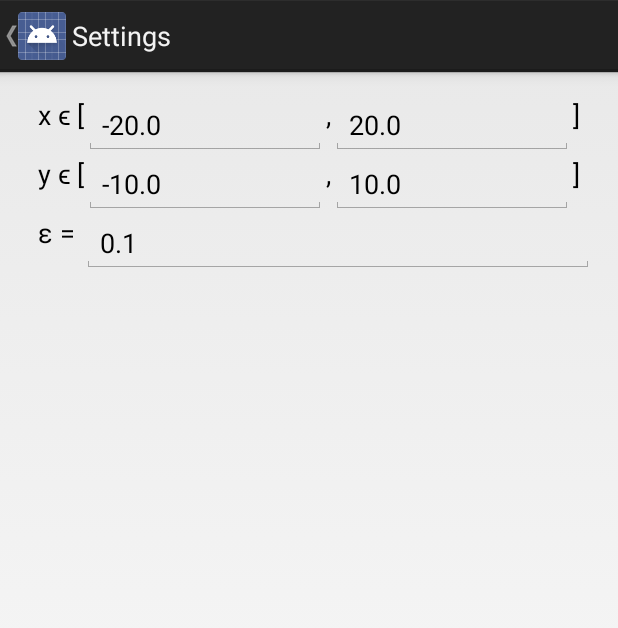
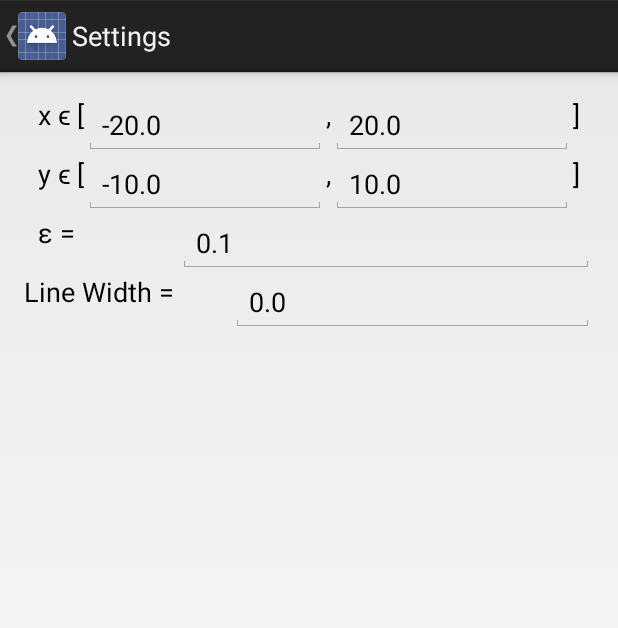
Before and after one commit to mromyers/Graphulator, an Android app: the screen it shows after launch (GraphOptionsActivity), in the options menu, after a tap on "Graph Window", on a phone screen of 412 x 824 dp. Shown: the top 628 px of the screen. Run offline under Robolectric (Android 15) with nearby library versions, the phone set to English and light mode, and no system bars.

Commit message:
Added a line thickness option

```diff
--- a/app/src/main/java/com/example/mrm/graphulator/GraphOptionsActivity.java
+++ b/app/src/main/java/com/example/mrm/graphulator/GraphOptionsActivity.java
@@ -6,6 +6,7 @@ import android.graphics.Color;
 import android.os.Bundle;
 import android.view.Menu;
 import android.view.MenuItem;
+import android.view.ViewDebug;
 import android.widget.EditText;
 import android.widget.GridView;
 
@@ -27,12 +28,14 @@ public class GraphOptionsActivity extends Activity {
         EditText x_max = (EditText) findViewById(R.id.x_max);
         EditText y_min = (EditText) findViewById(R.id.y_min);
         EditText y_max = (EditText) findViewById(R.id.y_max);
+        EditText line_weight = (EditText) findViewById(R.id.line_weight);
         EditText epsilon = (EditText) findViewById(R.id.epsilon);
         x_min.setText(Float.toString(window[0]));
         x_max.setText(Float.toString(window[1]));
         y_min.setText(Float.toString(window[2]));
         y_max.setText(Float.toString(window[3]));
         epsilon.setText(Float.toString(window[4]));
+        line_weight.setText(Float.toString(0));
     }
 
     @Override
@@ -49,14 +52,15 @@ public class GraphOptionsActivity extends Activity {
         EditText y_min = (EditText) findViewById(R.id.y_min);
         EditText y_max = (EditText) findViewById(R.id.y_max);
         EditText epsilon = (EditText) findViewById(R.id.epsilon);
+        EditText line_weight = (EditText) findViewById(R.id.line_weight);
         try {
             float[] window = {
                     Float.parseFloat(x_min.getText().toString()),
                     Float.parseFloat(x_max.getText().toString()),
                     Float.parseFloat(y_min.getText().toString()),
                     Float.parseFloat(y_max.getText().toString()),
-                    Float.parseFloat(epsilon.getText().toString())
-
+                    Float.parseFloat(epsilon.getText().toString()),
+                    Float.parseFloat(line_weight.getText().toString())
             };
             intent.putExtra(GRAPH_WINDOW, window);
             setResult(RESULT_OK, intent);
--- a/app/src/main/java/com/example/mrm/graphulator/MainActivity.java
+++ b/app/src/main/java/com/example/mrm/graphulator/MainActivity.java
@@ -36,6 +36,7 @@ public class MainActivity extends Activity {
     private GraphView graphView;
     private Spinner spinner;
     private EditText inputText;
+    private EditText line_weight;
 
     @Override
     protected void onCreate(Bundle savedInstanceState) {
@@ -53,14 +54,14 @@ public class MainActivity extends Activity {
                 "+", "-", "*", "/", "^", "fun",
                 "1", "2", "3", "4", "5", "clr",
                 "6", "7", "8", "9", "0", "del",
-                "(", ")", ".", " ", "x", "<-'"
+                "(", ")", ".", " ", "x", "<--"
         };
 
         final String[] buttonText2 = new String[]{
                 "sin", "cos", "tan", "abs", "sqrt", "op",
                 "1", "2", "3", "4", "5", "clr",
                 "6", "7", "8", "9", "0", "del",
-                "(", ")", ".", " ", "x", "<-'"
+                "(", ")", ".", " ", "x", "<--"
         };
         final String[] spinnerText = y_subs(9);
 
@@ -82,7 +83,7 @@ public class MainActivity extends Activity {
                         inputText.setText((tstring.length() == 0) ? "" :
                                 inputText.getText().subSequence(0, tstring.length() - 1).toString());
                         break;
-                    case "<-'":
+                    case "<--":
                         graphView.setSlot(curSlot, inputText.getText().toString());
                         break;
                     case "clr":
@@ -146,7 +147,7 @@ public class MainActivity extends Activity {
     public void openWindowSettings() {
         Intent intent = new Intent(this, GraphOptionsActivity.class);
         final GraphView graphView = (GraphView) findViewById(R.id.graph);
-        float[] window = {graphView.x_min, graphView.x_max, graphView.y_min, graphView.y_max, graphView.epsilon};
+        float[] window = {graphView.x_min, graphView.x_max, graphView.y_min, graphView.y_max, graphView.epsilon, graphView.weight};
         intent.putExtra(GRAPH_WINDOW, window);
         startActivityForResult(intent, WINDOW_OPTION_REQUEST);
     }
@@ -176,6 +177,7 @@ public class MainActivity extends Activity {
                 graphView.y_min = window[2];
                 graphView.y_max = window[3];
                 graphView.epsilon = window[4];
+                graphView.weight = window[5];
                 break;
             case FUNCTION_LIST_REQUEST:
                 if(resultCode == RESULT_OK) {
@@ -220,6 +222,7 @@ public class MainActivity extends Activity {
         editor.putFloat("y_min", graphView.y_min);
         editor.putFloat("y_max", graphView.y_max);
         editor.putFloat("epsilon", graphView.epsilon);
+        editor.putFloat("weight", graphView.weight);
 
         editor.commit();
         databaseManager = new DatabaseManager(this);
@@ -236,6 +239,7 @@ public class MainActivity extends Activity {
         graphView.y_min = settings.getFloat("y_min", -10f);
         graphView.y_max = settings.getFloat("y_max", 10f);
         graphView.epsilon = settings.getFloat("epsilon", 0.1f);
+        graphView.weight = settings.getFloat("weight", 0f);
         databaseManager = new DatabaseManager(this);
         LinkedList<ContentValues> list = databaseManager.getRows();
             graphView.setSlots(list);
--- a/app/src/main/java/com/example/mrm/views/GraphView.java
+++ b/app/src/main/java/com/example/mrm/views/GraphView.java
@@ -30,7 +30,7 @@ public class GraphView extends View {
     Context context;
     public float epsilon;
     int height, width;
-    public float x_min, x_max, y_min, y_max;
+    public float x_min, x_max, y_min, y_max, weight = 0f;
     private float x_scale, y_scale;
     private Parser parser;
     private int[] defColors = {
@@ -278,6 +278,7 @@ public class GraphView extends View {
         }
 
         public void drawToCanvas(){
+            paint.setStrokeWidth(weight);
             if(active) {
                 Point prev = new Point(Float.NaN, Float.NaN);
                 for (Point p : savedSegment) {
--- a/app/src/main/res/layout/activity_graph_options.xml
+++ b/app/src/main/res/layout/activity_graph_options.xml
@@ -96,10 +96,12 @@
                 android:layout_height="wrap_content">
 
                 <TextView
+                    android:id="@+id/textView2"
                     android:layout_width="wrap_content"
                     android:layout_height="wrap_content"
-                    android:textAppearance="?android:attr/textAppearanceMedium"
-                    android:text="  ε = "/>
+                    android:layout_weight="1"
+                    android:text="  ε = "
+                    android:textAppearance="?android:attr/textAppearanceMedium" />
 
                 <EditText
                     android:layout_width="wrap_content"
@@ -109,7 +111,33 @@
                     android:id="@+id/epsilon"
                     android:layout_weight="1"
                     android:layout_gravity="right" />
+
             </LinearLayout>
+
+        <LinearLayout
+            android:layout_width="match_parent"
+            android:layout_height="match_parent"
+            android:orientation="horizontal">
+
+            <TextView
+                android:id="@+id/textView3"
+                android:layout_width="wrap_content"
+                android:layout_height="wrap_content"
+                android:layout_weight="1"
+                android:text="Line Width =  "
+                android:textAppearance="?android:attr/textAppearanceMedium" />
+
+            <EditText
+                android:id="@+id/line_weight"
+                android:layout_width="wrap_content"
+                android:layout_height="wrap_content"
+                android:layout_gravity="right"
+                android:layout_weight="1"
+                android:ems="10"
+                android:inputType="numberDecimal"
+                android:text="0" />
+
+        </LinearLayout>
     </LinearLayout>
 
 </ScrollView>
```
